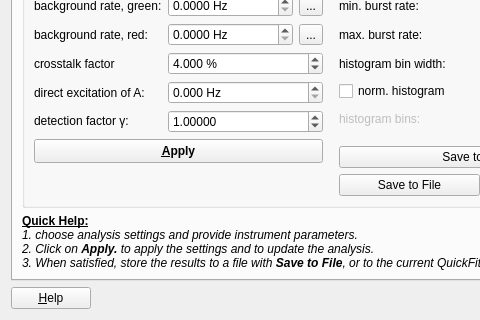
Old version of the form plugins/tcspcimporter/qfetcspcimporterfretchen2.ui in the repository jkriege2/QuickFit3; both pictures show x 0 to 480 and y 390 to 710 of the 1133 by 710 pixel window.
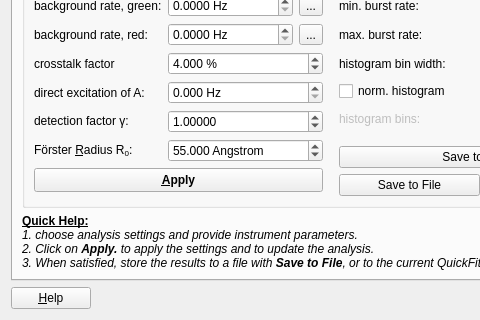
New version of the form. The open tabs and pages were chosen to show the change. Icons and pictures are not drawn. Custom widgets are drawn as their Qt base class.

Commit message: tcspcimporter: added input widget for Foerster-radius, so the DA-distance is calculated from the E tcspcimporter: if "Export to Project" is used, the created tables now allow to recalculate E (and rDA from it) dynamically with a user-selectable gamma-factor and Foerster-radius R0

```diff
--- a/plugins/tcspcimporter/qfetcspcimporterfretchen2.ui
+++ b/plugins/tcspcimporter/qfetcspcimporterfretchen2.ui
@@ -1522,7 +1522,7 @@
                 </property>
                </widget>
               </item>
-              <item row="5" column="0" colspan="2">
+              <item row="6" column="0" colspan="2">
                <widget class="QPushButton" name="btnApplyBurstAnalysis">
                 <property name="minimumSize">
                  <size>
@@ -1545,6 +1545,38 @@
                 </property>
                </widget>
               </item>
+              <item row="5" column="0">
+               <widget class="QLabel" name="label_45">
+                <property name="text">
+                 <string>&lt;html&gt;&lt;head/&gt;&lt;body&gt;&lt;p&gt;Förster &amp;amp;Radius R&lt;span style=&quot; vertical-align:sub;&quot;&gt;0&lt;/span&gt;:&lt;/p&gt;&lt;/body&gt;&lt;/html&gt;</string>
+                </property>
+                <property name="textFormat">
+                 <enum>Qt::RichText</enum>
+                </property>
+                <property name="buddy">
+                 <cstring>spinR0</cstring>
+                </property>
+               </widget>
+              </item>
+              <item row="5" column="1">
+               <widget class="QDoubleSpinBox" name="spinR0">
+                <property name="suffix">
+                 <string> Angstrom</string>
+                </property>
+                <property name="decimals">
+                 <number>3</number>
+                </property>
+                <property name="maximum">
+                 <double>1000000.000000000000000</double>
+                </property>
+                <property name="singleStep">
+                 <double>0.100000000000000</double>
+                </property>
+                <property name="value">
+                 <double>55.000000000000000</double>
+                </property>
+               </widget>
+              </item>
              </layout>
             </item>
             <item>
```
Left out of the diff: 160 changed lines with no effect on the pictures. The commit also changes 3 other files.
